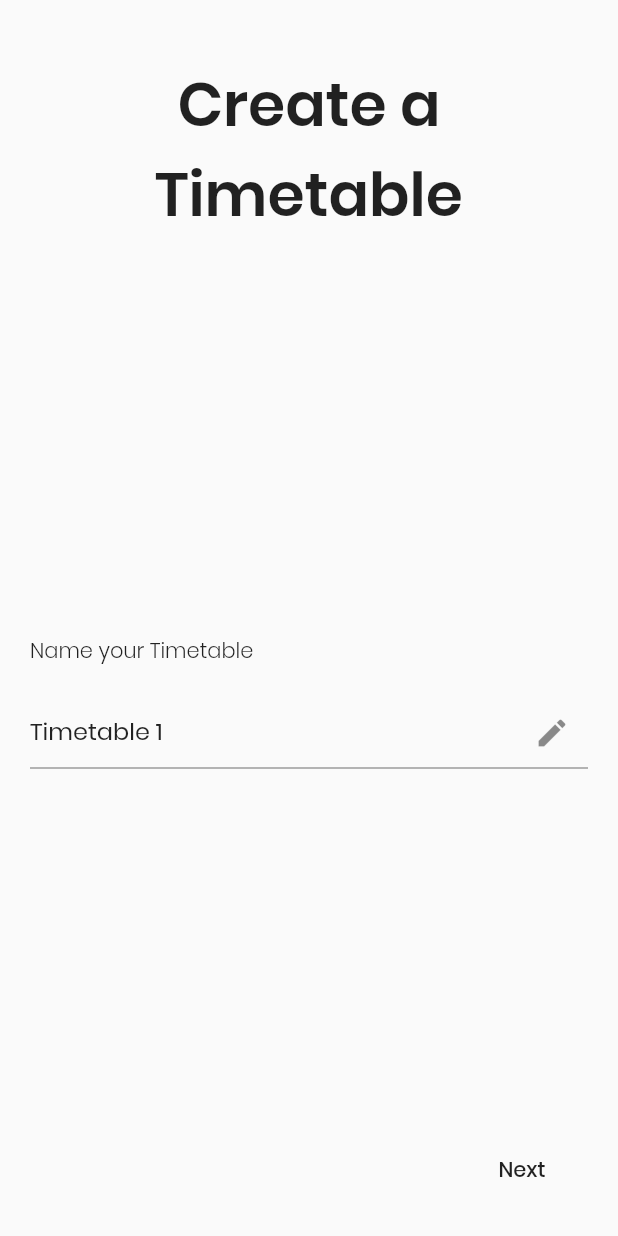
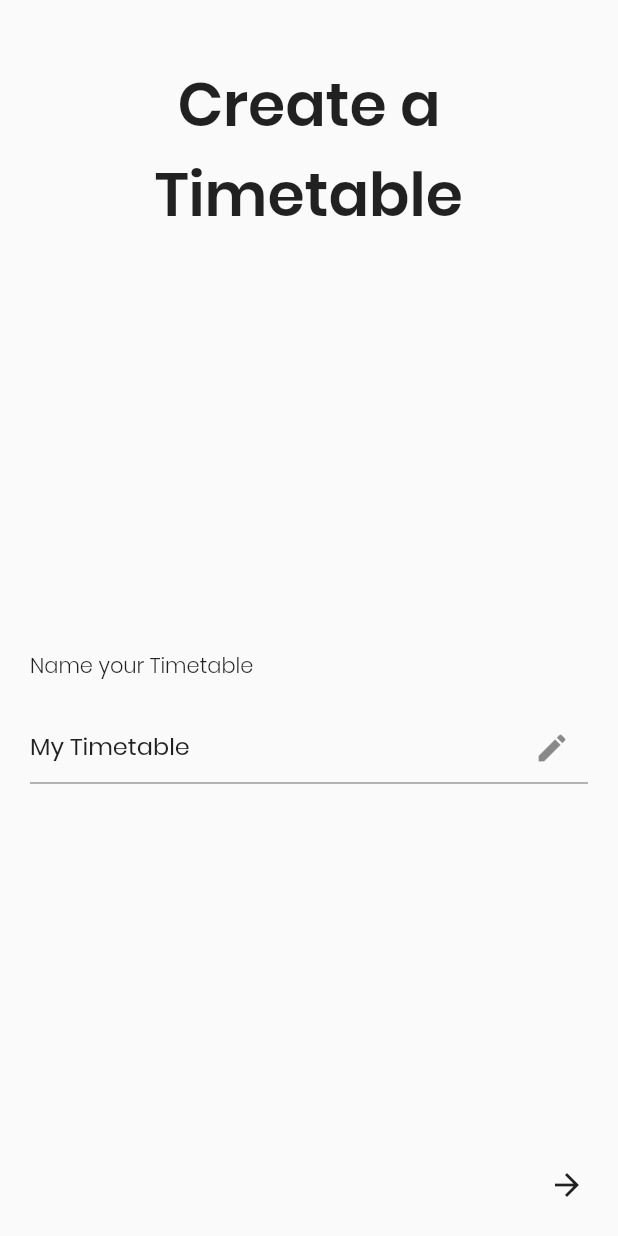
Before and after one commit to Joshlucpoll/tabletime, a Flutter app: the screen it shows once a user with an empty profile is signed in, on a phone screen of 412 x 824 dp. Run offline on Flutter 3.47's test engine with Material 2 defaults, Android fonts, the phone set to English and light mode, and no system bars; our stand-ins replace cloud_firestore, firebase_auth, firebase_core, flutter_speed_dial; accounts and stored records are empty; network calls fail.

Commit message:
Changed navigation buttons for setup into individual widgets

```diff
--- a/lib/screens/login.dart
+++ b/lib/screens/login.dart
@@ -75,6 +75,7 @@ class _LoginState extends State<Login> {
               ),
               Column(
                 children: <Widget>[
+                  SizedBox(height: 20.0),
                   RaisedButton(
                     key: const ValueKey("signIn"),
                     onPressed: () async {
@@ -97,7 +98,7 @@ class _LoginState extends State<Login> {
                     },
                     child: const Text("Sign In"),
                   ),
-                  SizedBox(height: 20.0),
+                  SizedBox(height: 5.0),
                   FlatButton(
                     key: const ValueKey("createAccount"),
                     onPressed: () async {
--- a/lib/screens/setup.dart
+++ b/lib/screens/setup.dart
@@ -3,9 +3,13 @@ import 'package:flutter/material.dart';
 import 'package:cloud_firestore/cloud_firestore.dart';
 import 'package:firebase_auth/firebase_auth.dart';
 
-// input widgets
+// widgets
 import '../widgets/newTimetable.dart';
 import '../widgets/periodStructure.dart';
+import '../widgets/setupNavigationButtons.dart';
+
+// services
+import '../services/database.dart';
 
 class Setup extends StatefulWidget {
   final FirebaseFirestore firestore;
@@ -19,7 +23,7 @@ class Setup extends StatefulWidget {
 
 class _SetupState extends State<Setup> {
   final _data = {
-    "timetable_name": "Timetable 1",
+    "timetable_name": "My Timetable",
     "finished_setup": false,
     "number_of_weeks": 1,
     "data_created": Timestamp.now(),
@@ -43,6 +47,14 @@ class _SetupState extends State<Setup> {
         });
       }
     });
+
+    void testFunc() async {
+      print(await Database(firestore: widget.firestore)
+          .finishedCurrentTimetable(uid: widget.auth.currentUser.uid));
+    }
+
+    testFunc();
+
     super.initState();
   }
 
@@ -91,35 +103,18 @@ class _SetupState extends State<Setup> {
                 NewTimetable(
                   name: _data["timetable_name"],
                   updateName: _handleNameChange,
+                  pageNavigationButtons: SetupNavigationButtons(
+                      changePage: _changePage, pageIndex: pageIndex),
                 ),
                 PeriodStructure(
-                    periodStructure: _data["period_structure"],
-                    updatePeriod: _handlePeriodStructureChange)
+                  periodStructure: _data["period_structure"],
+                  updatePeriod: _handlePeriodStructureChange,
+                  pageNavigationButtons: SetupNavigationButtons(
+                      changePage: _changePage, pageIndex: pageIndex),
+                ),
               ],
             ),
           ),
-          Row(
-            mainAxisAlignment: MainAxisAlignment.spaceBetween,
-            children: <Widget>[
-              Visibility(
-                visible: pageIndex != 0,
-                child: Container(
-                  margin: EdgeInsets.all(20.0),
-                  child: FlatButton(
-                    onPressed: () => _changePage(next: false),
-                    child: Text("Back"),
-                  ),
-                ),
-              ),
-              Container(
-                  margin: EdgeInsets.all(20.0),
-                  child: FlatButton(
-                    // shape: ShapeBorder.,
-                    onPressed: () => _changePage(next: true),
-                    child: Text("Next"),
-                  ))
-            ],
-          )
         ],
       ),
     );
--- a/lib/widgets/newTimetable.dart
+++ b/lib/widgets/newTimetable.dart
@@ -3,8 +3,11 @@ import 'package:flutter/material.dart';
 class NewTimetable extends StatefulWidget {
   final String name;
   final Function updateName;
+  final Widget pageNavigationButtons;
 
-  NewTimetable({Key key, this.name, this.updateName}) : super(key: key);
+  NewTimetable(
+      {Key key, this.name, this.updateName, this.pageNavigationButtons})
+      : super(key: key);
 
   @override
   _NewTimetableState createState() => _NewTimetableState();
@@ -77,6 +80,7 @@ class _NewTimetableState extends State<NewTimetable> {
                 ),
               ),
             ),
+            widget.pageNavigationButtons
           ],
         ),
       ),
--- a/lib/widgets/periodStructure.dart
+++ b/lib/widgets/periodStructure.dart
@@ -81,8 +81,13 @@ class Period extends StatelessWidget {
 class PeriodStructure extends StatelessWidget {
   final List periodStructure;
   final Function updatePeriod;
+  final Widget pageNavigationButtons;
 
-  PeriodStructure({Key key, this.periodStructure, this.updatePeriod})
+  PeriodStructure(
+      {Key key,
+      this.periodStructure,
+      this.updatePeriod,
+      this.pageNavigationButtons})
       : super(key: key);
 
   void _addPeriod(TimeOfDay startTime, TimeOfDay endTime) {
@@ -178,7 +183,8 @@ class PeriodStructure extends StatelessWidget {
                   },
                 ),
               ),
-            )
+            ),
+            pageNavigationButtons,
           ],
         ),
       ),
--- /dev/null
+++ b/lib/widgets/setupNavigationButtons.dart
@@ -0,0 +1,43 @@
+import 'package:flutter/material.dart';
+
+class SetupNavigationButtons extends StatelessWidget {
+  final double pageIndex;
+  final Function changePage;
+
+  SetupNavigationButtons({Key key, this.pageIndex, this.changePage})
+      : super(key: key);
+
+  @override
+  Widget build(BuildContext context) {
+    return Row(
+      mainAxisAlignment: MainAxisAlignment.spaceBetween,
+      children: <Widget>[
+        Visibility(
+          visible: pageIndex >= 1,
+          child: Container(
+            margin: EdgeInsets.all(10.0),
+            child: IconButton(
+              onPressed: () {
+                FocusScope.of(context).unfocus();
+                changePage(next: false);
+              },
+              splashRadius: 25.0,
+              icon: Icon(Icons.arrow_back),
+            ),
+          ),
+        ),
+        Container(
+          margin: EdgeInsets.all(10.0),
+          child: IconButton(
+            onPressed: () {
+              FocusScope.of(context).unfocus();
+              changePage(next: true);
+            },
+            splashRadius: 25.0,
+            icon: Icon(Icons.arrow_forward),
+          ),
+        ),
+      ],
+    );
+  }
+}
```
